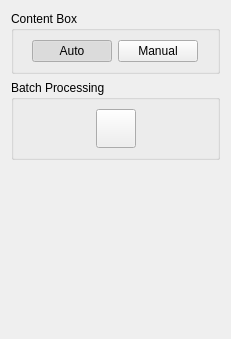
This is filters/select_content/ui/SelectContentOptionsWidget.ui in ImageProcessing-ElectronicPublications/scantailor-deviant as Qt 5 draws it before an edit. The edited form follows.
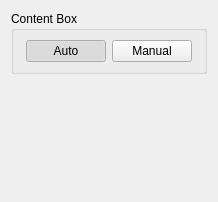
This is the edited form. Icons and pictures are not drawn.

Commit message: * Work in progress on the thumbnail list. * Batch processing is not not managed by filters.

Patch:
```diff
--- a/filters/select_content/ui/SelectContentOptionsWidget.ui
+++ b/filters/select_content/ui/SelectContentOptionsWidget.ui
@@ -5,8 +5,8 @@
    <rect>
     <x>0</x>
     <y>0</y>
-    <width>231</width>
-    <height>339</height>
+    <width>218</width>
+    <height>202</height>
    </rect>
   </property>
   <property name="windowTitle" >
@@ -77,58 +77,6 @@
      </layout>
     </widget>
    </item>
-   <item>
-    <widget class="QGroupBox" name="groupBox_2" >
-     <property name="title" >
-      <string>Batch Processing</string>
-     </property>
-     <layout class="QHBoxLayout" name="horizontalLayout" >
-      <item>
-       <spacer name="horizontalSpacer" >
-        <property name="orientation" >
-         <enum>Qt::Horizontal</enum>
-        </property>
-        <property name="sizeHint" stdset="0" >
-         <size>
-          <width>67</width>
-          <height>20</height>
-         </size>
-        </property>
-       </spacer>
-      </item>
-      <item>
-       <widget class="QToolButton" name="batchProcessingBtn" >
-        <property name="text" >
-         <string/>
-        </property>
-        <property name="icon" >
-         <iconset resource="../../../resources/resources.qrc" >
-          <normaloff>:/icons/media-playback-start.png</normaloff>:/icons/media-playback-start.png</iconset>
-        </property>
-        <property name="iconSize" >
-         <size>
-          <width>32</width>
-          <height>32</height>
-         </size>
-        </property>
-       </widget>
-      </item>
-      <item>
-       <spacer name="horizontalSpacer_2" >
-        <property name="orientation" >
-         <enum>Qt::Horizontal</enum>
-        </property>
-        <property name="sizeHint" stdset="0" >
-         <size>
-          <width>67</width>
-          <height>20</height>
-         </size>
-        </property>
-       </spacer>
-      </item>
-     </layout>
-    </widget>
-   </item>
    <item>
     <spacer name="verticalSpacer" >
      <property name="orientation" >
```
The commit also changes 24 other files.
